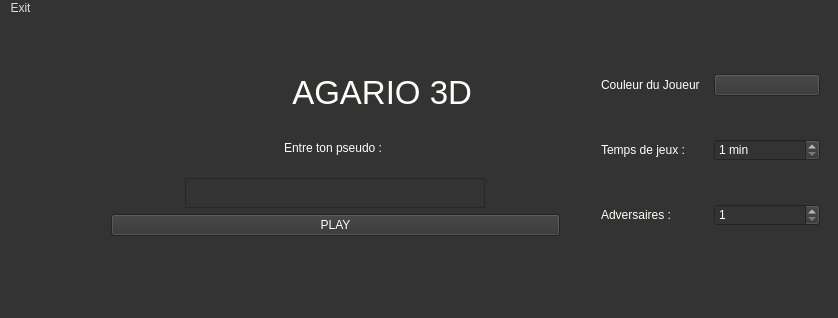
Qt form jeu_complet/mainwindow.ui (pci-ua/Agar.ia3D) before a commit.
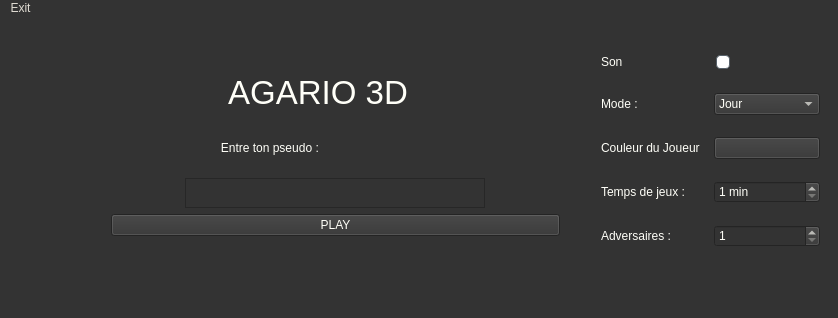
The same form after that commit.

What changed in the file:
```diff
--- a/jeu_complet/mainwindow.ui
+++ b/jeu_complet/mainwindow.ui
@@ -242,7 +242,7 @@
           </font>
          </property>
          <property name="text">
-          <string>                    AGARIO 3D</string>
+          <string>             AGARIO 3D</string>
          </property>
         </widget>
        </item>
@@ -251,7 +251,7 @@
      <item>
       <widget class="QLabel" name="label_2">
        <property name="text">
-        <string>                                                    Entre ton pseudo : </string>
+        <string>                                 Entre ton pseudo : </string>
        </property>
       </widget>
      </item>
@@ -313,6 +313,49 @@
      </rect>
     </property>
     <layout class="QVBoxLayout" name="verticalLayout_3">
+     <item>
+      <layout class="QHBoxLayout" name="horizontalLayout_8">
+       <item>
+        <widget class="QLabel" name="label_6">
+         <property name="text">
+          <string>Son</string>
+         </property>
+        </widget>
+       </item>
+       <item>
+        <widget class="QCheckBox" name="checkBox">
+         <property name="text">
+          <string/>
+         </property>
+        </widget>
+       </item>
+      </layout>
+     </item>
+     <item>
+      <layout class="QHBoxLayout" name="horizontalLayout_5">
+       <item>
+        <widget class="QLabel" name="label_5">
+         <property name="text">
+          <string>Mode :</string>
+         </property>
+        </widget>
+       </item>
+       <item>
+        <widget class="QComboBox" name="comboBox">
+         <item>
+          <property name="text">
+           <string>Jour</string>
+          </property>
+         </item>
+         <item>
+          <property name="text">
+           <string>Nuit</string>
+          </property>
+         </item>
+        </widget>
+       </item>
+      </layout>
+     </item>
      <item>
       <layout class="QHBoxLayout" name="horizontalLayout_7">
        <item>
```
Left out of the diff: 2 changed lines with no effect on the pictures.
